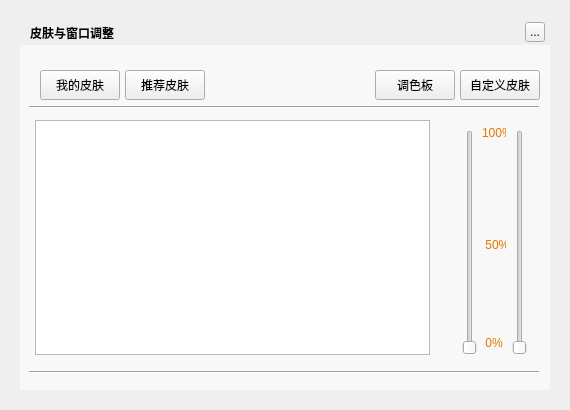
jjzhang166/Musicplayer, file TTKCore/musicUi/musicWidget/musicbackgroundskindialog.ui: the form before one commit.
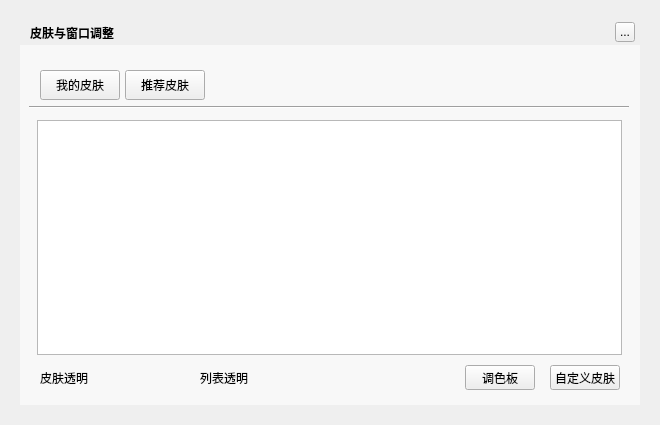
The form after the commit. Custom widgets are drawn as their Qt base class.

The edit to the form file:
```diff
--- a/TTKCore/musicUi/musicWidget/musicbackgroundskindialog.ui
+++ b/TTKCore/musicUi/musicWidget/musicbackgroundskindialog.ui
@@ -6,64 +6,20 @@
    <rect>
     <x>0</x>
     <y>0</y>
-    <width>570</width>
-    <height>410</height>
+    <width>660</width>
+    <height>425</height>
    </rect>
   </property>
   <property name="windowTitle">
-   <string>Form</string>
+   <string>皮肤与窗口调整</string>
   </property>
-  <widget class="QLabel" name="showPerArea">
-   <property name="geometry">
-    <rect>
-     <x>482</x>
-     <y>125</y>
-     <width>24</width>
-     <height>226</height>
-    </rect>
-   </property>
-   <property name="styleSheet">
-    <string notr="true">color: rgb(230,115,0);</string>
-   </property>
-   <property name="text">
-    <string>100%
-
-
-
-
-
-
-
- 50%
-
-
-
-
-
-
- 0%</string>
-   </property>
-  </widget>
-  <widget class="QSlider" name="bgTransparentSlider">
-   <property name="geometry">
-    <rect>
-     <x>460</x>
-     <y>130</y>
-     <width>20</width>
-     <height>225</height>
-    </rect>
-   </property>
-   <property name="orientation">
-    <enum>Qt::Vertical</enum>
-   </property>
-  </widget>
   <widget class="QLabel" name="background">
    <property name="geometry">
     <rect>
      <x>20</x>
      <y>20</y>
-     <width>530</width>
-     <height>370</height>
+     <width>620</width>
+     <height>385</height>
     </rect>
    </property>
    <property name="styleSheet">
@@ -92,7 +48,7 @@
   <widget class="QToolButton" name="topTitleCloseButton">
    <property name="geometry">
     <rect>
-     <x>525</x>
+     <x>615</x>
      <y>22</y>
      <width>20</width>
      <height>20</height>
@@ -111,6 +67,9 @@
      <height>30</height>
     </rect>
    </property>
+   <property name="cursor">
+    <cursorShape>PointingHandCursor</cursorShape>
+   </property>
    <property name="text">
     <string>我的皮肤</string>
    </property>
@@ -124,29 +83,19 @@
      <height>30</height>
     </rect>
    </property>
+   <property name="cursor">
+    <cursorShape>PointingHandCursor</cursorShape>
+   </property>
    <property name="text">
     <string>推荐皮肤</string>
    </property>
   </widget>
-  <widget class="QSlider" name="bgTransparentSliderR">
-   <property name="geometry">
-    <rect>
-     <x>510</x>
-     <y>130</y>
-     <width>20</width>
-     <height>225</height>
-    </rect>
-   </property>
-   <property name="orientation">
-    <enum>Qt::Vertical</enum>
-   </property>
-  </widget>
   <widget class="QStackedWidget" name="stackedWidget">
    <property name="geometry">
     <rect>
-     <x>35</x>
+     <x>37</x>
      <y>120</y>
-     <width>395</width>
+     <width>585</width>
      <height>235</height>
     </rect>
    </property>
@@ -161,7 +110,7 @@
     <rect>
      <x>29</x>
      <y>105</y>
-     <width>510</width>
+     <width>600</width>
      <height>5</height>
     </rect>
    </property>
@@ -172,12 +121,15 @@
   <widget class="QPushButton" name="customSkin">
    <property name="geometry">
     <rect>
-     <x>460</x>
-     <y>70</y>
-     <width>80</width>
-     <height>30</height>
+     <x>550</x>
+     <y>365</y>
+     <width>70</width>
+     <height>25</height>
     </rect>
    </property>
+   <property name="cursor">
+    <cursorShape>PointingHandCursor</cursorShape>
+   </property>
    <property name="text">
     <string>自定义皮肤</string>
    </property>
@@ -185,56 +137,101 @@
   <widget class="QPushButton" name="paletteButton">
    <property name="geometry">
     <rect>
-     <x>375</x>
-     <y>70</y>
-     <width>80</width>
-     <height>30</height>
+     <x>465</x>
+     <y>365</y>
+     <width>70</width>
+     <height>25</height>
     </rect>
    </property>
+   <property name="cursor">
+    <cursorShape>PointingHandCursor</cursorShape>
+   </property>
    <property name="text">
     <string>调色板</string>
    </property>
   </widget>
-  <widget class="Line" name="line_2">
-   <property name="geometry">
-    <rect>
-     <x>29</x>
-     <y>370</y>
-     <width>510</width>
-     <height>5</height>
-    </rect>
-   </property>
-   <property name="orientation">
-    <enum>Qt::Horizontal</enum>
-   </property>
-  </widget>
   <widget class="QWidget" name="backgroundMask" native="true">
    <property name="geometry">
     <rect>
      <x>20</x>
      <y>45</y>
-     <width>530</width>
-     <height>345</height>
+     <width>620</width>
+     <height>360</height>
     </rect>
    </property>
    <property name="styleSheet">
     <string notr="true">background:rgba(255,255,255,150)</string>
    </property>
   </widget>
+  <widget class="MusicBackgroundPopWidget" name="listTransparentButton">
+   <property name="geometry">
+    <rect>
+     <x>265</x>
+     <y>365</y>
+     <width>70</width>
+     <height>25</height>
+    </rect>
+   </property>
+   <property name="cursor">
+    <cursorShape>PointingHandCursor</cursorShape>
+   </property>
+  </widget>
+  <widget class="QLabel" name="listTransparentLabel">
+   <property name="geometry">
+    <rect>
+     <x>200</x>
+     <y>365</y>
+     <width>60</width>
+     <height>25</height>
+    </rect>
+   </property>
+   <property name="text">
+    <string>列表透明</string>
+   </property>
+  </widget>
+  <widget class="QLabel" name="skinTransparentLabel">
+   <property name="geometry">
+    <rect>
+     <x>40</x>
+     <y>365</y>
+     <width>60</width>
+     <height>25</height>
+    </rect>
+   </property>
+   <property name="text">
+    <string>皮肤透明</string>
+   </property>
+  </widget>
+  <widget class="MusicBackgroundPopWidget" name="skinTransparentButton">
+   <property name="geometry">
+    <rect>
+     <x>105</x>
+     <y>365</y>
+     <width>70</width>
+     <height>25</height>
+    </rect>
+   </property>
+   <property name="cursor">
+    <cursorShape>PointingHandCursor</cursorShape>
+   </property>
+   <property name="styleSheet">
+    <string notr="true"/>
+   </property>
+  </widget>
   <zorder>background</zorder>
   <zorder>backgroundMask</zorder>
-  <zorder>showPerArea</zorder>
-  <zorder>bgTransparentSlider</zorder>
   <zorder>topTitleName</zorder>
   <zorder>topTitleCloseButton</zorder>
   <zorder>mySkin</zorder>
   <zorder>netSkin</zorder>
-  <zorder>bgTransparentSliderR</zorder>
   <zorder>stackedWidget</zorder>
   <zorder>line</zorder>
   <zorder>customSkin</zorder>
   <zorder>paletteButton</zorder>
-  <zorder>line_2</zorder>
+  <zorder>listTransparentLabel</zorder>
+  <zorder>skinTransparentLabel</zorder>
+  <zorder>listTransparentButton</zorder>
+  <zorder>skinTransparentButton</zorder>
  </widget>
  <customwidgets>
   <customwidget>
@@ -249,6 +246,12 @@
    <header>musicbackgroundremotewidget.h</header>
    <container>1</container>
   </customwidget>
+  <customwidget>
+   <class>MusicBackgroundPopWidget</class>
+   <extends>QWidget</extends>
+   <header>musicbackgroundpopwidget.h</header>
+   <container>1</container>
+  </customwidget>
  </customwidgets>
  <resources/>
  <connections/>
```
